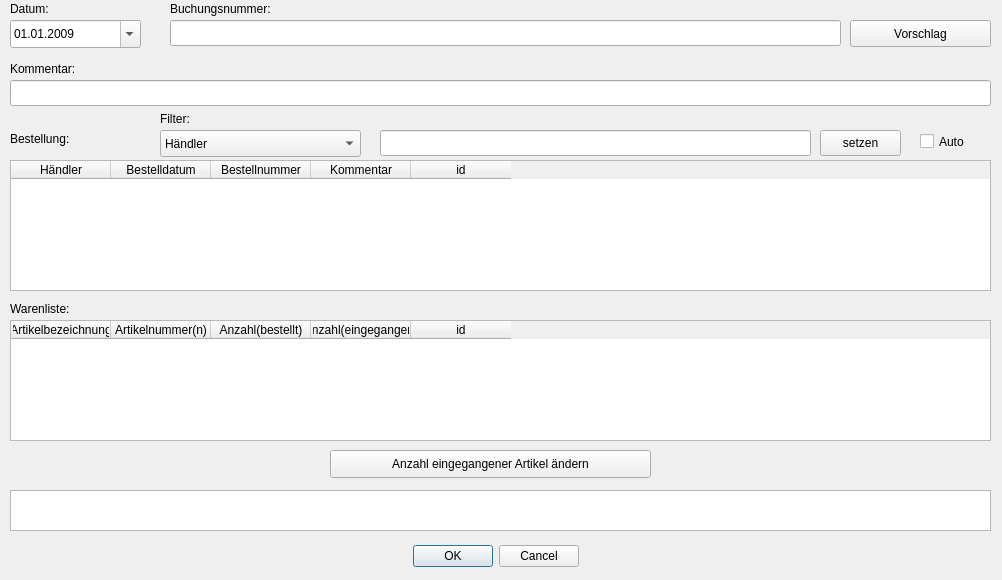
Before: the Qt Designer form cinputdlgorderingincoming.ui in RobRoy1304/LaVa-2, drawn with Qt 5.
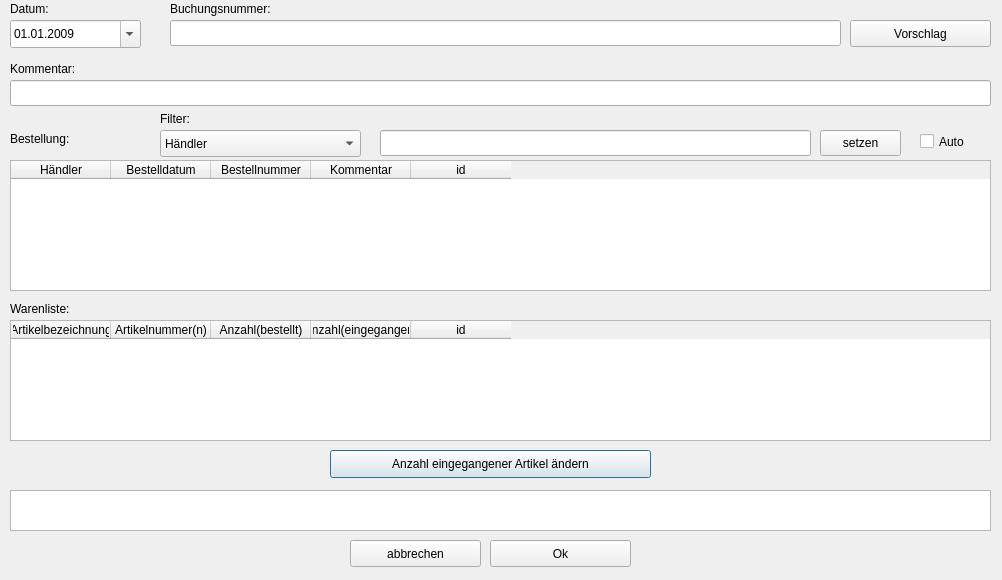
After: the same form once the commit is applied. Icons and pictures are not drawn.

Patch:
```diff
--- a/cinputdlgorderingincoming.ui
+++ b/cinputdlgorderingincoming.ui
@@ -17,25 +17,6 @@
    <iconset resource="lava2res.qrc">
     <normaloff>:/images/res/icon.ico</normaloff>:/images/res/icon.ico</iconset>
   </property>
-  <widget class="QDialogButtonBox" name="buttonBox">
-   <property name="geometry">
-    <rect>
-     <x>120</x>
-     <y>540</y>
-     <width>751</width>
-     <height>32</height>
-    </rect>
-   </property>
-   <property name="orientation">
-    <enum>Qt::Horizontal</enum>
-   </property>
-   <property name="standardButtons">
-    <set>QDialogButtonBox::Cancel|QDialogButtonBox::Ok</set>
-   </property>
-   <property name="centerButtons">
-    <bool>true</bool>
-   </property>
-  </widget>
   <widget class="QLabel" name="label">
    <property name="geometry">
     <rect>
@@ -405,6 +386,32 @@
     <string>Buchungsnummer:</string>
    </property>
   </widget>
+  <widget class="QPushButton" name="pushButtonCancel">
+   <property name="geometry">
+    <rect>
+     <x>350</x>
+     <y>540</y>
+     <width>131</width>
+     <height>27</height>
+    </rect>
+   </property>
+   <property name="text">
+    <string>abbrechen</string>
+   </property>
+  </widget>
+  <widget class="QPushButton" name="pushButtonOk">
+   <property name="geometry">
+    <rect>
+     <x>490</x>
+     <y>540</y>
+     <width>141</width>
+     <height>27</height>
+    </rect>
+   </property>
+   <property name="text">
+    <string>Ok</string>
+   </property>
+  </widget>
  </widget>
  <tabstops>
   <tabstop>dateEdit</tabstop>
```
Left out of the diff: 36 changed lines with no effect on the pictures.
